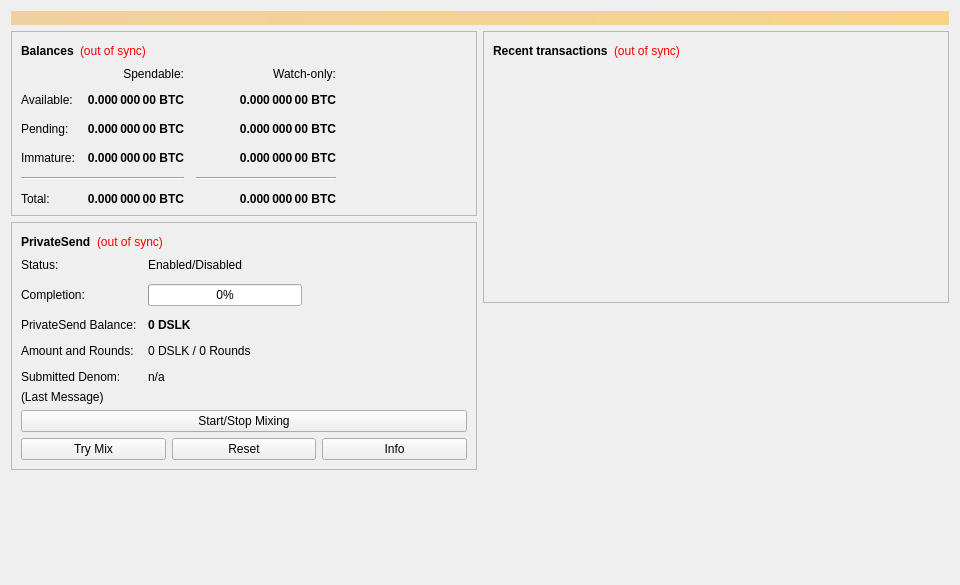
Before: the Qt Designer form src/qt/forms/overviewpage.ui in duality-solutions/Dynamic, drawn with Qt 5.
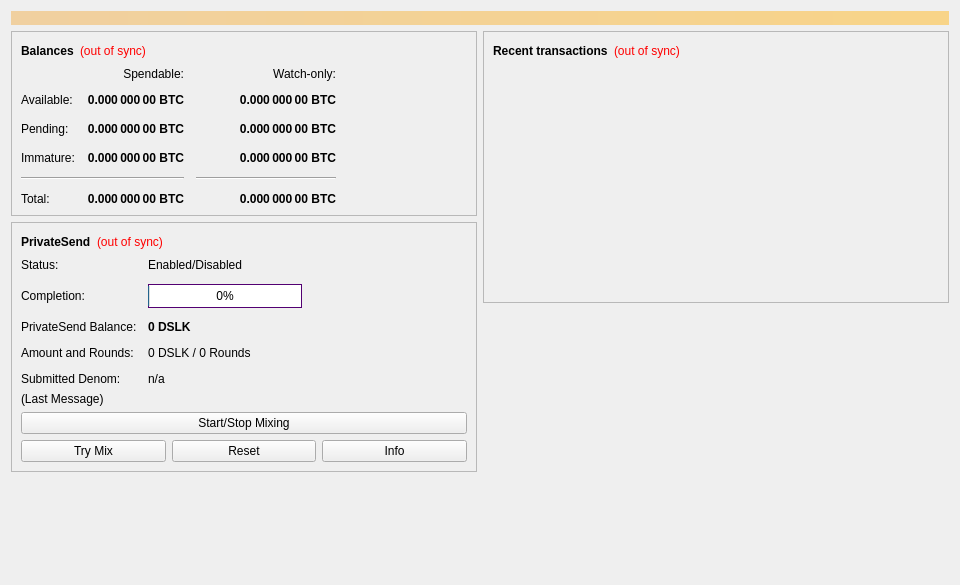
After: the same form once the commit is applied.

Commit message: Improve PrivateSend Completion Styling

```diff
--- a/src/qt/forms/overviewpage.ui
+++ b/src/qt/forms/overviewpage.ui
@@ -490,9 +490,17 @@
                 <height>16777215</height>
                </size>
               </property>
+              <property name="styleSheet">
+               <string notr="true">border-width:1px;
+border-color:rgb(82,0,114);
+border-style:solid;</string>
+              </property>
               <property name="value">
                <number>0</number>
               </property>
+              <property name="alignment">
+               <set>Qt::AlignCenter</set>
+              </property>
              </widget>
             </item>
             <item row="2" column="0">
@@ -534,6 +542,9 @@
               <property name="text">
                <string>Submitted Denom:</string>
               </property>
+              <property name="wordWrap">
+               <bool>false</bool>
+              </property>
              </widget>
             </item>
             <item row="4" column="1">
```
Left out of the diff: 17 changed lines with no effect on the pictures.
